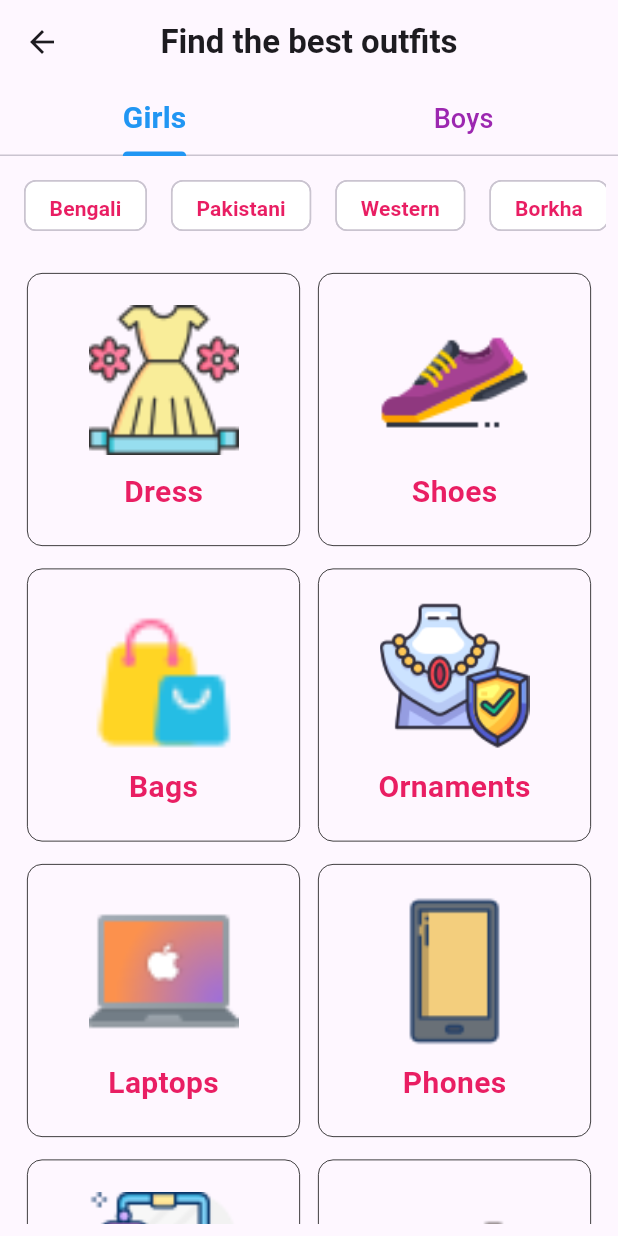
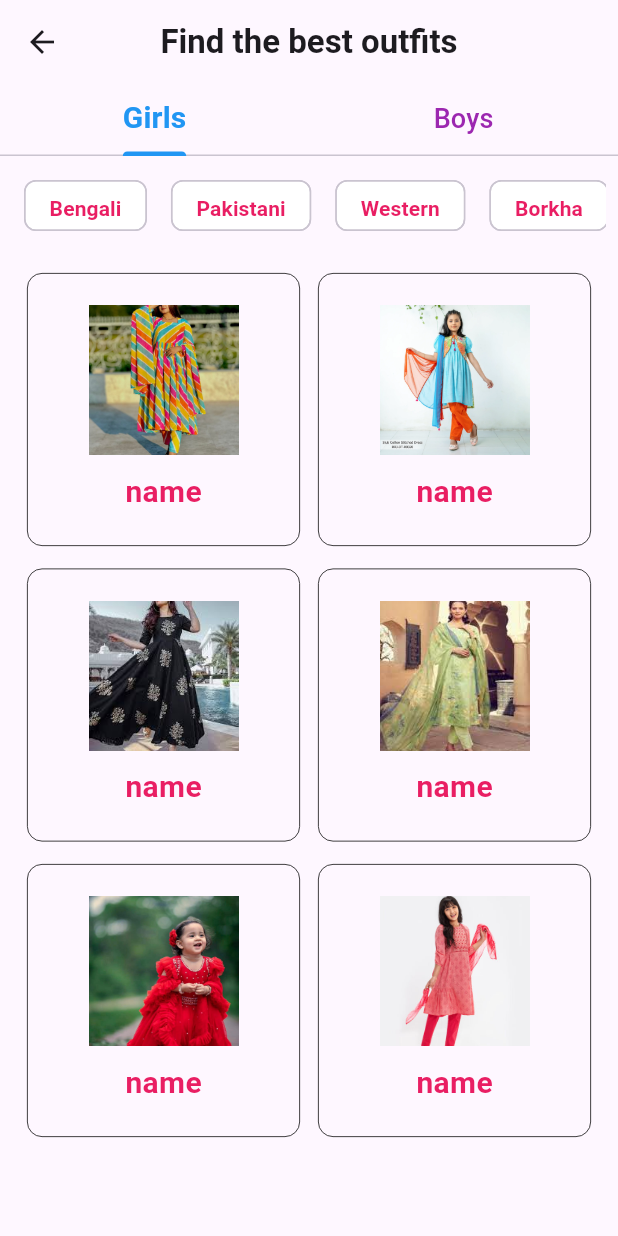
Before and after one commit to sohasara/E-Commerce-App, a Flutter app: the DressPage screen opened directly, on a phone screen of 412 x 824 dp. Run offline on Flutter 3.47's test engine with Material 3 defaults, Android fonts, the phone set to English and light mode, and no system bars; our stand-ins replace flutter_riverpod.

Commit message:
add list of dress

```diff
--- a/lib/feature/data/models/dress_model.dart
+++ b/lib/feature/data/models/dress_model.dart
@@ -1,3 +1,26 @@
 final dress = [
-  {},
+  {
+    'url': 'assets/images/dress1.webp',
+    'name': 'name',
+  },
+  {
+    'url': 'assets/images/dress2.webp',
+    'name': 'name',
+  },
+  {
+    'url': 'assets/images/dress3.jpeg',
+    'name': 'name',
+  },
+  {
+    'url': 'assets/images/dress4.jpeg',
+    'name': 'name',
+  },
+  {
+    'url': 'assets/images/dress5.webp',
+    'name': 'name',
+  },
+  {
+    'url': 'assets/images/dress6.jpg',
+    'name': 'name',
+  },
 ];
--- a/lib/feature/presentation/pages/detailes_page/my_grid.dart
+++ b/lib/feature/presentation/pages/detailes_page/my_grid.dart
@@ -1,6 +1,5 @@
+import 'package:delivery_app_with_admin_pannel/feature/data/models/dress_model.dart';
 import 'package:flutter/material.dart';
-
-import '../../../data/models/category_model.dart';
 
 class MyGrid extends StatelessWidget {
   const MyGrid({super.key});
@@ -19,9 +18,9 @@ class MyGrid extends StatelessWidget {
             mainAxisSpacing: 15,
             childAspectRatio: 1,
           ),
-          itemCount: categories.length,
+          itemCount: dress.length,
           itemBuilder: (context, index) {
-            final category = categories[index];
+            final dres = dress[index];
             return GestureDetector(
               onTap: () {},
               child: Container(
@@ -33,14 +32,14 @@ class MyGrid extends StatelessWidget {
                   mainAxisAlignment: MainAxisAlignment.center,
                   children: [
                     Image.asset(
-                      category['iconurl']!,
+                      dres['url']!,
                       height: 100,
                       width: 100,
                       fit: BoxFit.cover,
                     ),
                     const SizedBox(height: 10),
                     Text(
-                      category['name']!,
+                      dres['name']!,
                       style: const TextStyle(
                         fontSize: 20,
                         fontWeight: FontWeight.bold,
```
